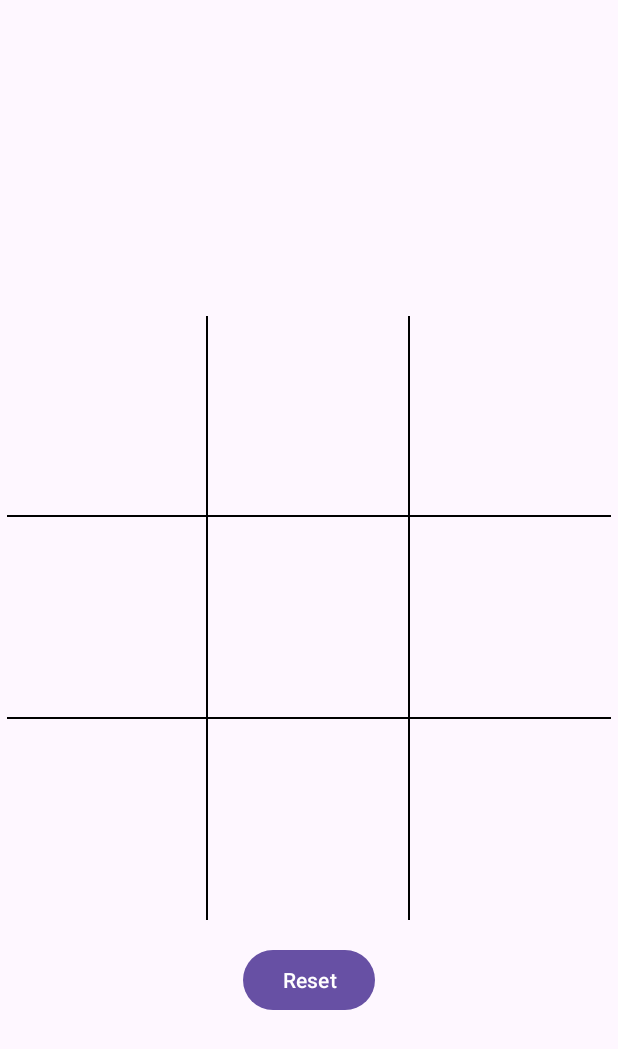
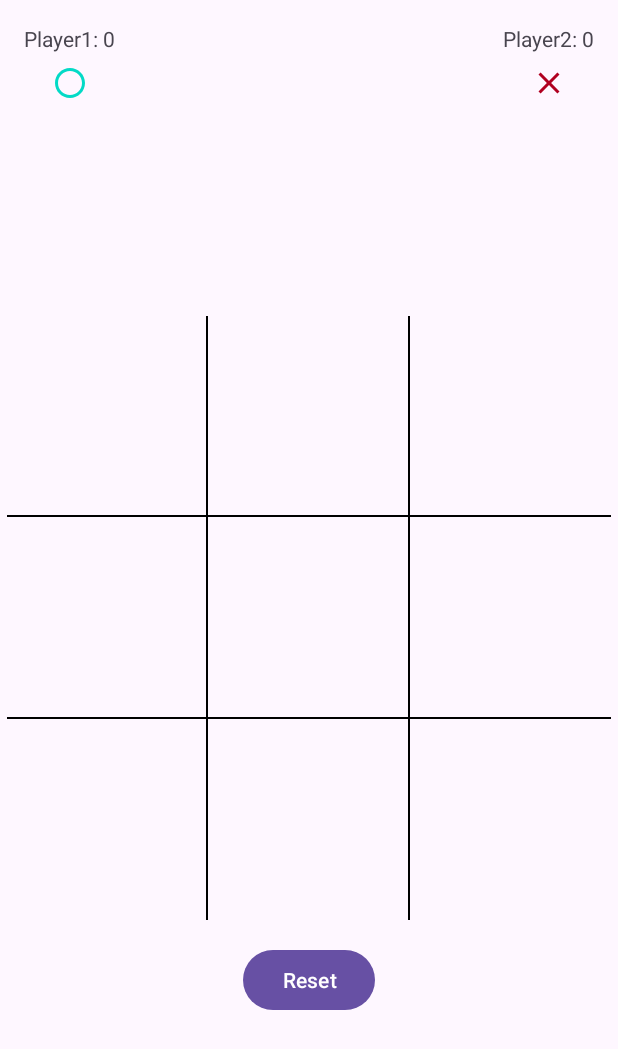
Before and after one commit to oelgazzar/TicTacToe, an Android app: the screen it shows after launch (MainActivity), on a phone screen of 412 x 824 dp. Shown: the top 1049 px of the screen. Run offline under Robolectric (Android 15) with nearby library versions, the phone set to English and light mode, and no system bars; our stand-ins replace data binding; 1 statement that could not run was skipped.

Commit message:
Add game end logic

```diff
--- a/app/src/main/java/com/example/tictactoe/models/GameViewModel.kt
+++ b/app/src/main/java/com/example/tictactoe/models/GameViewModel.kt
@@ -1,12 +1,31 @@
 package com.example.tictactoe.models
 
 import android.util.Log
+import androidx.lifecycle.LiveData
+import androidx.lifecycle.MutableLiveData
 import androidx.lifecycle.ViewModel
 import kotlin.random.Random
 
 class GameViewModel: ViewModel() {
     lateinit var matrix:Array<Array<String>>
     private lateinit var nextTurn: String
+    private var _p1Score = MutableLiveData(0)
+    val p1Score: LiveData<Int> get() = _p1Score
+    private var _p2Score = MutableLiveData(0)
+    val p2Score:LiveData<Int> get() = _p2Score
+    private var _winner: Int = 0
+    val winner: Int get() = _winner
+    private val checkMatrix = arrayOf(
+        arrayOf(arrayOf(0, 0), arrayOf(0, 1), arrayOf(0, 2)),
+        arrayOf(arrayOf(1, 0), arrayOf(1, 1), arrayOf(1, 2)),
+        arrayOf(arrayOf(2, 0), arrayOf(2, 1), arrayOf(2, 2)),
+        arrayOf(arrayOf(0, 0), arrayOf(1, 0), arrayOf(2, 0)),
+        arrayOf(arrayOf(0, 1), arrayOf(1, 1), arrayOf(2, 1)),
+        arrayOf(arrayOf(0, 2), arrayOf(1, 2), arrayOf(2, 2)),
+        arrayOf(arrayOf(0, 0), arrayOf(1, 1), arrayOf(2, 2)),
+        arrayOf(arrayOf(0, 2), arrayOf(1, 1), arrayOf(2, 0)),
+    )
+
 
     init {
         reset()
@@ -15,6 +34,9 @@ class GameViewModel: ViewModel() {
     fun reset() {
         matrix = createEmptyMatrix()
         nextTurn = "p1"
+//        _p1Score.value = 0
+//        _p2Score.value = 0
+        _winner = 0
     }
 
     private fun createRandomMatrix(): Array<Array<String>> {
@@ -33,17 +55,43 @@ class GameViewModel: ViewModel() {
         }
     }
 
-    fun updateMatrix(row: Int, col: Int) {
-        if (matrix[row][col].isNotEmpty()) return
+    fun updateMatrixAndCheckGameEnd(row: Int, col: Int): Boolean {
+        // Cell not empty -> return
+        if (matrix[row][col].isNotEmpty()) return false
+
+        // Cell empty -> fill
         matrix[row][col] = if (nextTurn == "p1") "o" else "x"
-        checkGameEnd()
-        switchTurn()
+
+        // Game not ended yet -> switch player and continue
+        if (!checkGameEnd()) {
+            switchTurn()
+            return false
+        }
+
+        // Game ended
+        return true
     }
 
     private fun checkGameEnd(): Boolean {
-        matrix.forEach { it.forEach { if (it.isEmpty()) return false } }
-        Log.d("tictactoe", "game ended")
-        return true
+        for (series in checkMatrix) {
+            val set = series.map {
+                val row = it[0]
+                val col = it[1]
+                matrix[row][col]
+            }.toSet()
+            if (set.size == 1 && set.first() != "") {
+                if (set.first() == "o") {
+                    _winner = 1
+                    _p1Score.value = _p1Score.value?.inc()
+                } else {
+                    _winner = 2
+                    _p2Score.value = _p2Score.value?.inc()
+                }
+                return true
+            }
+        }
+        Log.d("tic", "-----------------------------------")
+       return false
     }
 
     private fun switchTurn() {
--- a/app/src/main/java/com/example/tictactoe/ui/GamePlayFragment.kt
+++ b/app/src/main/java/com/example/tictactoe/ui/GamePlayFragment.kt
@@ -2,27 +2,31 @@ package com.example.tictactoe.ui
 
 import android.os.Bundle
 import android.view.View
+import android.widget.Toast
 import androidx.fragment.app.Fragment
 import androidx.fragment.app.activityViewModels
 import com.example.tictactoe.R
 import com.example.tictactoe.databinding.FragmentGamePlayBinding
 import com.example.tictactoe.models.GameViewModel
 
-class GamePlayFragment : Fragment(R.layout.fragment_game_play) {
+class GamePlayFragment : Fragment(R.layout.fragment_game_play), BoardView.OnGameEndedListener {
     private val viewModel: GameViewModel by activityViewModels()
     private lateinit var binding: FragmentGamePlayBinding
 
     override fun onViewCreated(view: View, savedInstanceState: Bundle?) {
         binding = FragmentGamePlayBinding.bind(view)
-        binding.lifecycleOwner = this
+        binding.lifecycleOwner = viewLifecycleOwner
         binding.viewModel = viewModel
         binding.gamePlayFragment = this
+        binding.boardView.onGameEndedListener = this
     }
 
     fun resetGame() {
-        binding.resetButton.setOnClickListener {
-            viewModel.reset()
-            binding.boardView.invalidate()
-        }
+        viewModel.reset()
+        binding.boardView.invalidate()
+    }
+
+    override fun onGameEnded() {
+        Toast.makeText(requireActivity(), "player${viewModel.winner} won", Toast.LENGTH_SHORT).show()
     }
 }
--- /dev/null
+++ b/app/src/main/res/drawable/ic_o_small.xml
@@ -0,0 +1,5 @@
+<vector android:height="24dp" android:tint="@color/design_default_color_secondary"
+    android:viewportHeight="24" android:viewportWidth="24"
+    android:width="24dp" xmlns:android="http://schemas.android.com/apk/res/android">
+    <path android:fillColor="@android:color/white" android:pathData="M12,2C6.47,2 2,6.47 2,12s4.47,10 10,10 10,-4.47 10,-10S17.53,2 12,2zM12,20c-4.41,0 -8,-3.59 -8,-8s3.59,-8 8,-8 8,3.59 8,8 -3.59,8 -8,8z"/>
+</vector>
--- /dev/null
+++ b/app/src/main/res/drawable/ic_x_small.xml
@@ -0,0 +1,5 @@
+<vector android:height="24dp" android:tint="@color/design_default_color_error"
+    android:viewportHeight="24" android:viewportWidth="24"
+    android:width="24dp" xmlns:android="http://schemas.android.com/apk/res/android">
+    <path android:fillColor="@android:color/white" android:pathData="M19,6.41L17.59,5 12,10.59 6.41,5 5,6.41 10.59,12 5,17.59 6.41,19 12,13.41 17.59,19 19,17.59 13.41,12z"/>
+</vector>
--- a/app/src/main/res/layout/fragment_game_play.xml
+++ b/app/src/main/res/layout/fragment_game_play.xml
@@ -16,6 +16,28 @@
         android:layout_width="match_parent"
         android:layout_height="match_parent"
         tools:context=".MainActivity">
+
+        <TextView
+            android:id="@+id/player1_text"
+            android:layout_width="wrap_content"
+            android:layout_height="wrap_content"
+            android:text="@{@string/player1_score_text(viewModel.p1Score)}"
+            app:layout_constraintStart_toStartOf="parent"
+            app:layout_constraintTop_toTopOf="parent"
+            android:layout_marginStart="16dp"
+            android:layout_marginTop="16dp"
+            tools:text="Player1: 10"/>
+
+        <TextView
+            android:id="@+id/player2_text"
+            android:layout_width="wrap_content"
+            android:layout_height="wrap_content"
+            android:text="@{@string/player2_score_text(viewModel.p2Score)}"
+            app:layout_constraintEnd_toEndOf="parent"
+            app:layout_constraintTop_toTopOf="parent"
+            android:layout_marginEnd="16dp"
+            android:layout_marginTop="16dp"
+            tools:text="Player2: 5"/>
 
         <com.example.tictactoe.ui.BoardView
             android:id="@+id/boardView"
@@ -37,5 +59,26 @@
             app:layout_constraintTop_toBottomOf="@id/boardView"
             android:onClick="@{(view) -> gamePlayFragment.resetGame()}" />
 
+        <ImageView
+            android:id="@+id/imageView"
+            android:layout_width="wrap_content"
+            android:layout_height="wrap_content"
+            android:layout_marginTop="8dp"
+            app:layout_constraintEnd_toEndOf="@+id/player1_text"
+            app:layout_constraintStart_toStartOf="@+id/player1_text"
+            app:layout_constraintTop_toBottomOf="@+id/player1_text"
+            app:srcCompat="@drawable/ic_o_small" />
+
+        <ImageView
+            android:id="@+id/imageView2"
+            android:layout_width="wrap_content"
+            android:layout_height="wrap_content"
+            android:layout_marginTop="8dp"
+            app:layout_constraintEnd_toEndOf="@+id/player2_text"
+            app:layout_constraintStart_toStartOf="@+id/player2_text"
+            app:layout_constraintTop_toBottomOf="@+id/player2_text"
+            app:srcCompat="@drawable/ic_x_small" />
+
+
     </androidx.constraintlayout.widget.ConstraintLayout>
 </layout>
--- a/app/src/main/res/values/strings.xml
+++ b/app/src/main/res/values/strings.xml
@@ -3,4 +3,6 @@
     <!-- TODO: Remove or change this placeholder text -->
     <string name="hello_blank_fragment">Hello blank fragment</string>
     <string name="reset_label">Reset</string>
+    <string name="player1_score_text">Player1: %d</string>
+    <string name="player2_score_text">Player2: %d</string>
 </resources>
```
Also changed, not shown: app/src/main/java/com/example/tictactoe/ui/BoardView.kt (+6 -6 lines).
